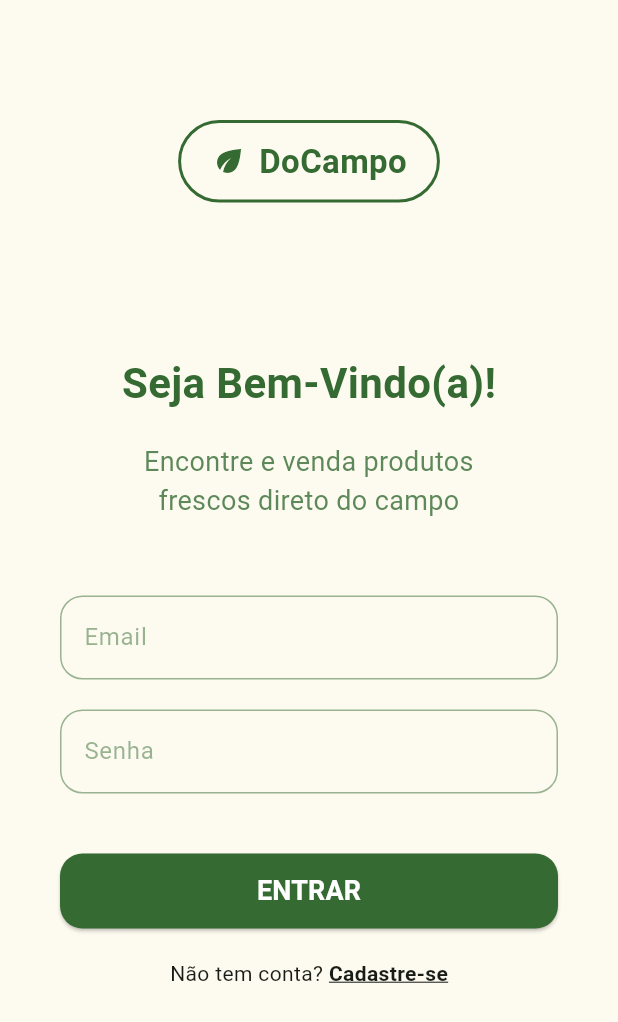
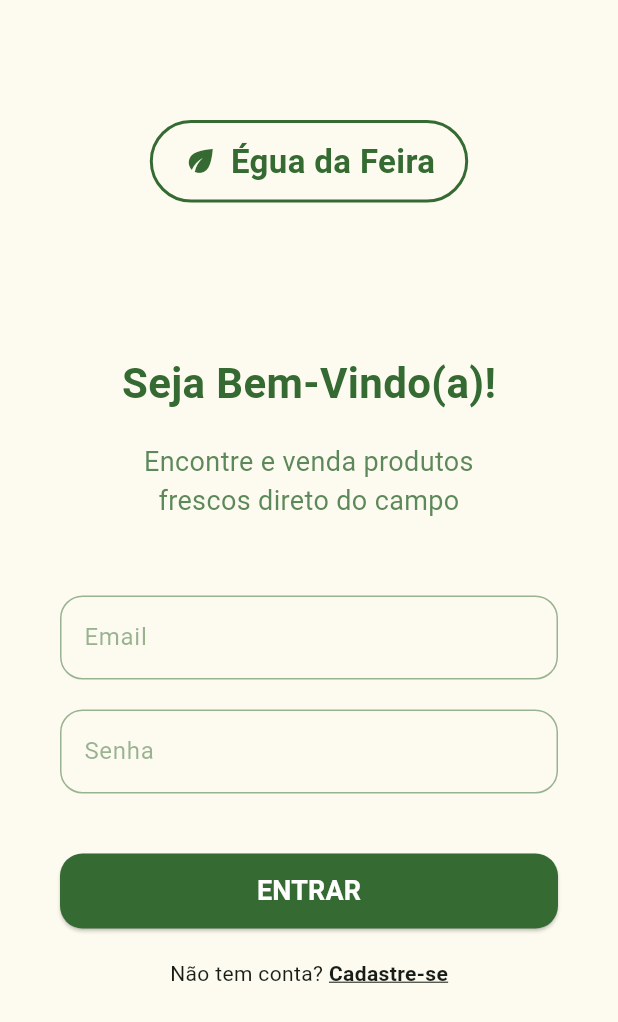
Before and after one commit to leh826/feira-app, a Flutter app: the screen it shows after launch, on a phone screen of 412 x 824 dp. Shown: the top 1022 px of the screen. Run offline on Flutter 3.47's test engine with Material 3 defaults, Android fonts, the phone set to English and light mode, and no system bars; our stand-ins replace font_awesome_flutter, sqflite; accounts and stored records are empty.

Commit message:
ajuste do nome do app

```diff
--- a/lib/features/login/login_page.dart
+++ b/lib/features/login/login_page.dart
@@ -44,7 +44,7 @@ class _LoginPageState extends State<LoginPage> {
                 children: [
                   Icon(Icons.eco, color: verdeEscuro),
                   const SizedBox(width: 8),
-                  Text("DoCampo", style: TextStyle(color: verdeEscuro, fontWeight: FontWeight.bold, fontSize: 22)),
+                  Text("Égua da Feira", style: TextStyle(color: verdeEscuro, fontWeight: FontWeight.bold, fontSize: 22)),
                 ],
               ),
             ),
```
